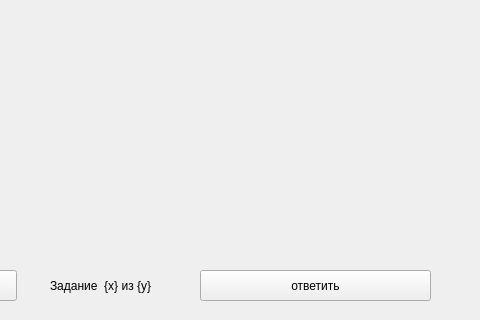
This is task.ui in mrsalute39/PyQT5-project as Qt 5 draws it before an edit; both pictures show x 220 to 700 and y 280 to 600 of the 700 by 600 pixel window. The edited form follows.
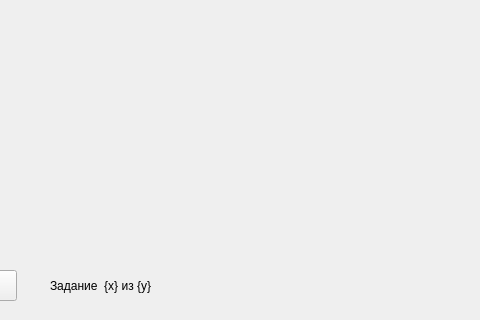
This is the edited form.

Patch:
```diff
--- a/task.ui
+++ b/task.ui
@@ -89,19 +89,6 @@
     </item>
    </layout>
   </widget>
-  <widget class="QPushButton" name="answerButton">
-   <property name="geometry">
-    <rect>
-     <x>420</x>
-     <y>550</y>
-     <width>231</width>
-     <height>31</height>
-    </rect>
-   </property>
-   <property name="text">
-    <string>ответить</string>
-   </property>
-  </widget>
  </widget>
  <resources/>
  <connections/>
```
